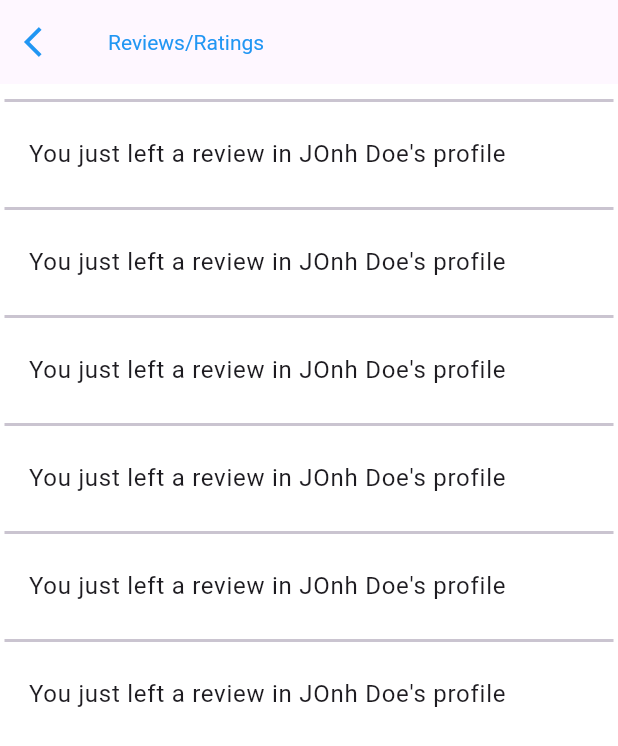
After one commit to Needlinc/Needlinc, a Flutter app: the Reviews_Ratings screen opened directly, on a phone screen of 412 x 824 dp. The commit adds this screen. Shown: the top 746 px of the screen. Run offline on Flutter 3.47's test engine with Material 3 defaults, Android fonts, the phone set to English and light mode, and no system bars; our stand-ins replace animated_text_kit, calendar_date_picker2, cloud_firestore, curved_navigation_bar, firebase_auth, firebase_core and 9 more; missing offline and left inert: phone_form_field; accounts and stored records are empty; network calls fail; key blocks and very long unbroken strings in the code were emptied for the run.

Commit message:
Created front end view for reviews/ratings page

```diff
--- a/lib/main.dart
+++ b/lib/main.dart
@@ -1,7 +1,9 @@
 import 'package:firebase_auth/firebase_auth.dart';
 import 'package:firebase_core/firebase_core.dart';
 import 'package:flutter/material.dart';
+import 'package:needlinc/needlinc/business-pages/home.dart';
 import 'package:needlinc/needlinc/shared-pages/auth-pages/welcome.dart';
+import 'package:needlinc/needlinc/shared-pages/reviews_ratings.dart';
 import 'package:needlinc/needlinc/shared-pages/saved_post.dart';
 import 'firebase_options.dart';
 import 'needlinc/shared-pages/auth-pages/addNumber.dart';
--- a/lib/needlinc/business-pages/profile.dart
+++ b/lib/needlinc/business-pages/profile.dart
@@ -1,5 +1,6 @@
 import 'package:flutter/material.dart';
 import 'package:needlinc/needlinc/shared-pages/contracts.dart';
+import 'package:needlinc/needlinc/shared-pages/reviews_ratings.dart';
 import 'package:needlinc/needlinc/shared-pages/saved_post.dart';
 import '../backend/authentication/logout.dart';
 import '../colors/colors.dart';
@@ -84,7 +85,8 @@ class _ProfilePageState extends State<ProfilePage> {
                   title: const Text('Reviews/Ratings',
                       style: TextStyle(color: Colors.black)),
                   onTap: () => {
-                    //TODO: Implement this page and function
+
+                     Navigator.of(context).push(MaterialPageRoute(builder: (context) => Reviews_Ratings()))
                   },
                 ),
                 const Divider(),
--- a/lib/needlinc/client-pages/profile.dart
+++ b/lib/needlinc/client-pages/profile.dart
@@ -2,6 +2,7 @@ import 'package:google_fonts/google_fonts.dart';
 import 'package:flutter/material.dart';
 import 'package:needlinc/needlinc/shared-pages/contracts.dart';
 import 'package:needlinc/needlinc/shared-pages/edit-profile.dart';
+import 'package:needlinc/needlinc/shared-pages/reviews_ratings.dart';
 import 'package:needlinc/needlinc/shared-pages/saved_post.dart';
 import 'package:needlinc/needlinc/shared-pages/settings.dart';
 import '../../main.dart';
@@ -87,6 +88,7 @@ class _ProfilePageState extends State<ProfilePage> {
                       style: TextStyle(color: Colors.black)),
                   onTap: () => {
                     // TODO: Implement the Revew/Ratings actions
+                    Navigator.of(context).push(MaterialPageRoute(builder: (context) => Reviews_Ratings()))
                   },
                 ),
                 const Divider(),
--- a/lib/needlinc/shared-pages/contracts.dart
+++ b/lib/needlinc/shared-pages/contracts.dart
@@ -103,7 +103,9 @@ class _ContractsState extends State<Contracts> {
                 ),
               ),
             ),
+
             Divider(height: 2.0, color: NeedlincColors.blue2, thickness: 2.0, indent: screenSize.width * 0.05, endIndent: screenSize.width * 0.05,),
+
             Expanded(
               child: ListView.builder(
                 itemCount: items.length,
--- /dev/null
+++ b/lib/needlinc/shared-pages/reviews_ratings.dart
@@ -0,0 +1,61 @@
+import 'package:flutter/material.dart';
+
+class Reviews_Ratings extends StatefulWidget {
+  const Reviews_Ratings({super.key});
+
+  @override
+  State<Reviews_Ratings> createState() => _Reviews_RatingsState();
+}
+
+class _Reviews_RatingsState extends State<Reviews_Ratings> {
+  final List<String> items = List.generate(6, (index)=>"You just left a review in JOnh Doe's profile");
+  @override
+  Widget build(BuildContext context) {
+    return Scaffold(
+      appBar: AppBar(
+         leading: IconButton(
+          icon: Icon(Icons.arrow_back_ios),
+          onPressed: () {
+            Navigator.pop(context);
+          }
+        ),
+        backgroundColor: Colors.transparent,
+        foregroundColor: Colors.blue,
+        title: const Text(
+            "Reviews/Ratings",
+          style: TextStyle(
+            //color: Colors.blue,
+            fontSize: 14,
+          ),
+        ),
+        elevation: 0.0,
+      ),
+
+      body:Container(
+        color: Colors.white,
+        padding: EdgeInsets.all(3.0),
+        child: Expanded(
+          child: ListView.builder(
+            itemCount: items.length,
+            itemBuilder: (context, index) {
+              return Container(
+                child: Column(
+                  children: [
+                    Divider(thickness: 2.0),
+                    ListTile(
+                      title: Text(items[index], maxLines: 2, overflow: TextOverflow.ellipsis,),
+                      onTap: () {
+                        //TODO: Implement
+                      },
+                    ),
+                  ],
+                ),
+              );
+            }
+
+          ),
+        ),
+      ),
+    );
+  }
+}
```
